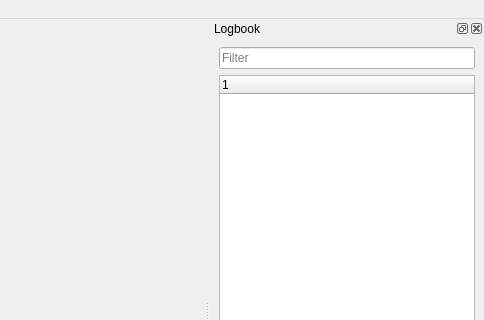
Qt form mainwindow.ui (crwper/flysight-viewer-2) before a commit; both pictures show x 316 to 800 and y 0 to 320 of the 800 by 600 pixel window.
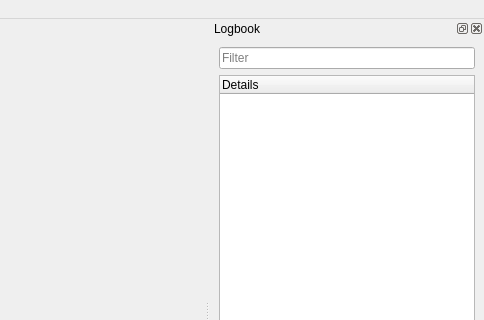
The same form after that commit. Custom widgets are drawn as their Qt base class.

Commit message: Show stored sessions in tree widget

```diff
--- a/mainwindow.ui
+++ b/mainwindow.ui
@@ -51,7 +51,7 @@
       <widget class="QTreeWidget" name="logbookTreeWidget">
        <column>
         <property name="text">
-         <string notr="true">1</string>
+         <string notr="true">Details</string>
         </property>
        </column>
       </widget>
```
The commit also changes 2 other files.
